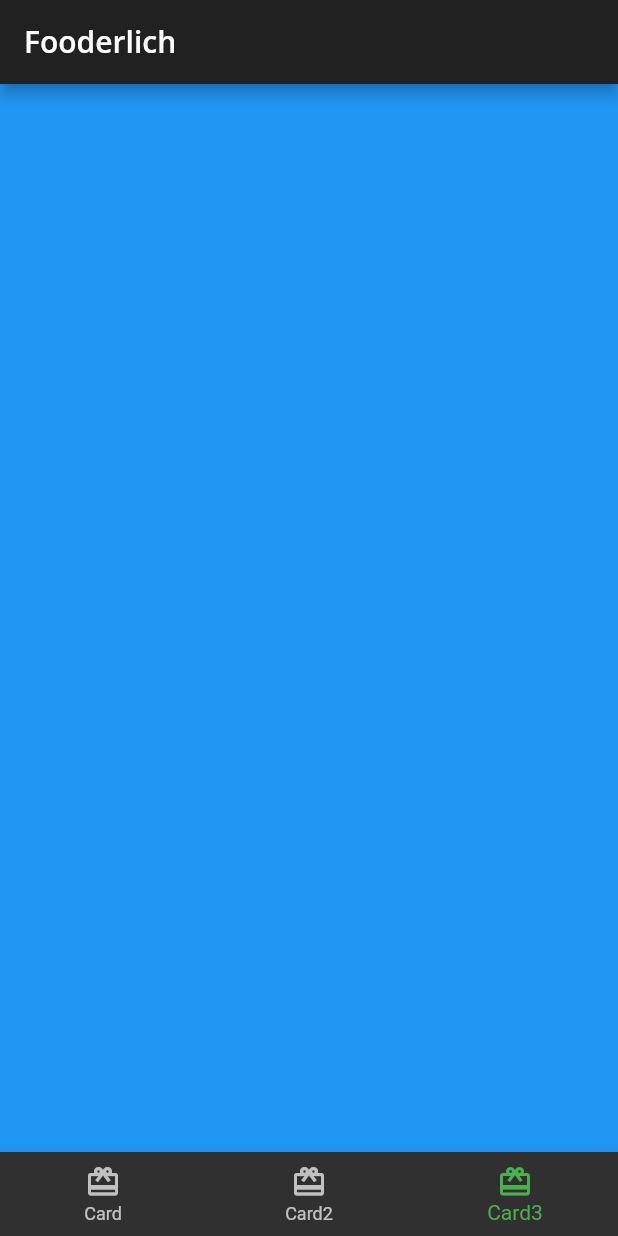
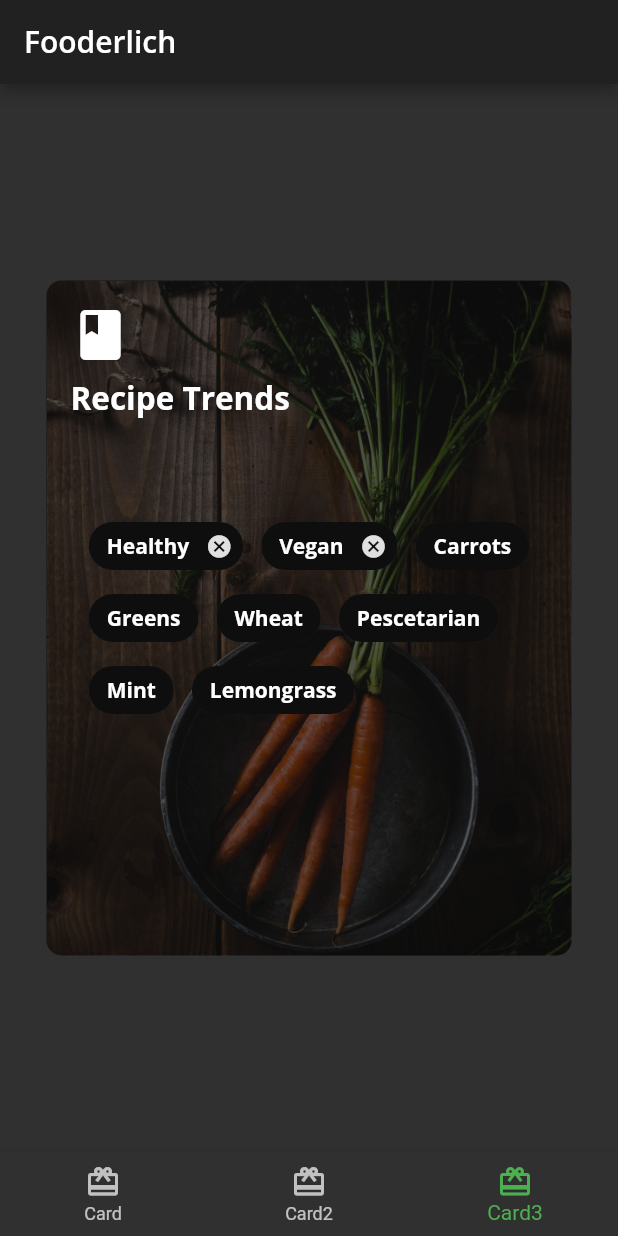
Before and after one commit to MosasaUnited/Fooderlich, a Flutter app: the screen it shows after launch, item 3 of the bottom bar chosen, on a phone screen of 412 x 824 dp. Run offline on Flutter 3.47's test engine with Material 2 defaults, Android fonts, the phone set to English and light mode, and no system bars; our stand-ins replace google_fonts.

Commit message:
Card 3 Completed, All Done

```diff
--- /dev/null
+++ b/lib/modules/card3.dart
@@ -0,0 +1,123 @@
+import 'package:flutter/material.dart';
+
+import '../fooderlich_theme.dart';
+class Card3 extends StatelessWidget {
+  const Card3({Key? key}) : super(key: key);
+  @override
+  Widget build(BuildContext context) {
+    return Center(
+      child: Container(
+        constraints: const BoxConstraints.expand(
+          width: 350,
+          height: 450,
+        ),
+        decoration: const BoxDecoration(
+          image: DecorationImage(
+            image: AssetImage('assets/mag2.png'),
+            fit: BoxFit.cover,
+          ),
+          borderRadius: BorderRadius.all(Radius.circular(10.0)),
+        ),
+        child: Stack(
+          children: [
+            Container(
+              decoration: BoxDecoration(
+// 1
+                color: Colors.black.withOpacity(0.6),
+// 2
+                borderRadius: const BorderRadius.all(Radius.circular(10.0)),
+              ),
+            ),
+            Container(
+// 3
+              padding: const EdgeInsets.all(16),
+// 4
+              child: Column(
+// 5
+                crossAxisAlignment: CrossAxisAlignment.start,
+                children: [
+// 6
+                  const Icon(
+                    Icons.book,
+                    color: Colors.white,
+                    size: 40,
+                  ),
+// 7
+                  const SizedBox(height: 8),
+// 8
+                  Text(
+                    'Recipe Trends',
+                    style: FooderlichTheme.darkTextTheme.headline2,
+                  ),
+// 9
+                  const SizedBox(height: 30),
+                ],
+              ),
+            ),
+          Padding(
+            padding: const EdgeInsets.all(8.0),
+            child: Center(
+// 11
+            child: Wrap(
+// 12
+                alignment: WrapAlignment.start,
+            // 13
+                spacing: 12,
+            // 14
+                children: [
+                    Chip(
+                    label: Text('Healthy',
+                    style: FooderlichTheme.darkTextTheme.bodyText1),
+                    backgroundColor: Colors.black.withOpacity(0.7),
+                    onDeleted: () {
+                    print('delete');
+                    },
+                    ),
+                    Chip(
+                    label: Text('Vegan',
+                      style: FooderlichTheme.darkTextTheme.bodyText1),
+                      backgroundColor: Colors.black.withOpacity(0.7),
+                      onDeleted: () {
+                            print('delete');
+                            },
+                    ),
+                    Chip(
+                        label: Text('Carrots',
+                            style: FooderlichTheme.darkTextTheme.bodyText1),
+                        backgroundColor: Colors.black.withOpacity(0.7),
+                      ),
+                    Chip(
+                        label: Text('Greens',
+                            style: FooderlichTheme.darkTextTheme.bodyText1),
+                        backgroundColor: Colors.black.withOpacity(0.7),
+                      ),
+                    Chip(
+                        label: Text('Wheat',
+                            style: FooderlichTheme.darkTextTheme.bodyText1),
+                        backgroundColor: Colors.black.withOpacity(0.7),
+                      ),
+                    Chip(
+                        label: Text('Pescetarian',
+                            style: FooderlichTheme.darkTextTheme.bodyText1),
+                        backgroundColor: Colors.black.withOpacity(0.7),
+                      ),
+                    Chip(
+                        label: Text('Mint',
+                            style: FooderlichTheme.darkTextTheme.bodyText1),
+                        backgroundColor: Colors.black.withOpacity(0.7),
+                      ),
+                    Chip(
+                        label: Text('Lemongrass',
+                            style: FooderlichTheme.darkTextTheme.bodyText1),
+                        backgroundColor: Colors.black.withOpacity(0.7),
+                      ),
+                ],
+                ),
+              ),
+          ),
+          ],
+        ),
+      ),
+    );
+  }
+}
--- a/lib/modules/home.dart
+++ b/lib/modules/home.dart
@@ -1,6 +1,7 @@
 import 'package:flutter/material.dart';
 import 'card1.dart';
 import 'card2.dart';
+import 'card3.dart';
 // 1
 class Home extends StatefulWidget {
   const Home({Key? key}) : super(key: key);
@@ -14,8 +15,7 @@ class _HomeState extends State<Home> {
   static List<Widget> pages = <Widget>[
     const Card1(),
     const Card2(),
-// TODO: Replace with Card3
-    Container(color: Colors.blue)
+    const Card3(),
   ];
 // 9
   void _onItemTapped(int index) {
```
